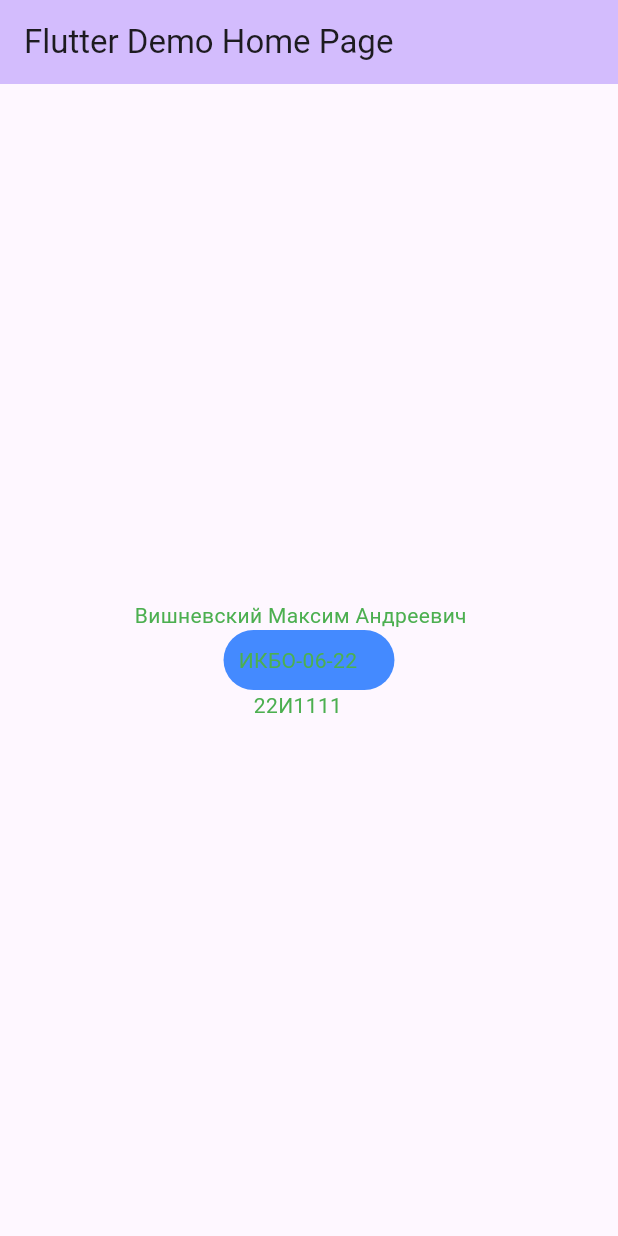
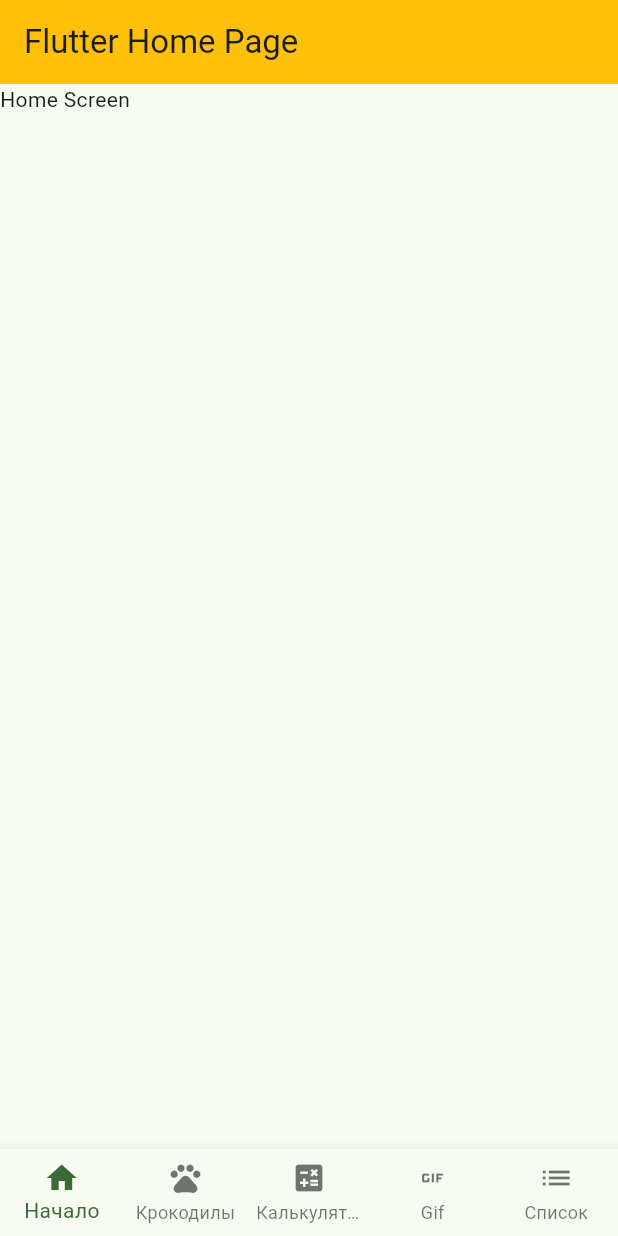
Before and after one commit to sharingan2077/rkmp_flutter, a Flutter app: the screen it shows after launch, on a phone screen of 412 x 824 dp. Run offline on Flutter 3.47's test engine with Material 3 defaults, Android fonts, the phone set to English and light mode, and no system bars.

Commit message:
[prac3] Modifiyng main.dart with all future screens

```diff
--- a/lib/main.dart
+++ b/lib/main.dart
@@ -1,4 +1,9 @@
 import 'package:flutter/material.dart';
+import 'package:project/calculator_screen.dart';
+import 'package:project/crocodile_screen.dart';
+import 'package:project/gif_screen.dart';
+import 'package:project/home_screen.dart';
+import 'package:project/list_screen.dart';
 
 void main() {
   runApp(const MyApp());
@@ -7,19 +12,21 @@
 class MyApp extends StatelessWidget {
   const MyApp({super.key});
 
+  // This widget is the root of your application.
   @override
   Widget build(BuildContext context) {
     return MaterialApp(
       title: 'Flutter Demo',
       theme: ThemeData(
-        colorScheme: ColorScheme.fromSeed(seedColor: Colors.deepPurple),
+        colorScheme: ColorScheme.fromSeed(seedColor: Colors.green),
       ),
-      home: const MyHomePage(title: 'Flutter Demo Home Page'),
+      home: const MyHomePage(title: 'Flutter Home Page'),
     );
   }
 }
 
 class MyHomePage extends StatefulWidget {
+
   const MyHomePage({super.key, required this.title});
 
   final String title;
@@ -29,38 +36,41 @@
 }
 
 class _MyHomePageState extends State<MyHomePage> {
+  int _selectedIndex = 0;
+
+  final List<Widget> screens = [
+    const Text("Home Screen"),
+    const Text("Crocodile Screen"),
+    const Text("Calculator Screen"),
+    const Text("Gif Screen"),
+    const Text("List Screen"),
+  ];
+
+  void _onItemTapped(int index) {
+    setState(() {
+      _selectedIndex = index;
+    });
+  }
+
   @override
   Widget build(BuildContext context) {
     return Scaffold(
-      appBar: AppBar(
-        backgroundColor: Theme.of(context).colorScheme.inversePrimary,
-
-        title: Text(widget.title),
-      ),
-      body: Center(
-        child: Column(
-          mainAxisAlignment: MainAxisAlignment.center,
-          children: <Widget>[
-            const Text(
-              'Вишневский Максим Андреевич   ',
-              style: TextStyle(color: Colors.green),
-            ),
-            Container(
-              padding: EdgeInsets.all(10),
-              decoration: BoxDecoration(
-                color: Colors.blueAccent,
-                borderRadius: BorderRadius.circular(50)
-              ),
-              child:
-                const Text(
-                  'ИКБО-06-22    ',
-                  style: TextStyle(color: Colors.green),
-                ),
-            ),
-
-            const Text('22И1111    ', style: TextStyle(color: Colors.green)),
-          ],
-        ),
+      appBar: AppBar(backgroundColor: Colors.amber, title: Text(widget.title)),
+      body: screens[_selectedIndex],
+      bottomNavigationBar: BottomNavigationBar(
+        items: const [
+          BottomNavigationBarItem(icon: Icon(Icons.home), label: "Начало"),
+          BottomNavigationBarItem(icon: Icon(Icons.pets), label: "Крокодилы"),
+          BottomNavigationBarItem(
+            icon: Icon(Icons.calculate),
+            label: "Калькулятор",
+          ),
+          BottomNavigationBarItem(icon: Icon(Icons.gif), label: "Gif"),
+          BottomNavigationBarItem(icon: Icon(Icons.list), label: "Список"),
+        ],
+        type: BottomNavigationBarType.fixed,
+        onTap: _onItemTapped,
+        currentIndex: _selectedIndex,
       ),
     );
   }
```
Also changed, not shown: lib/calculator_screen.dart (added), lib/crocodile_screen.dart (added), lib/gif_screen.dart (added), lib/home_screen.dart (added), lib/list_screen.dart (added).
